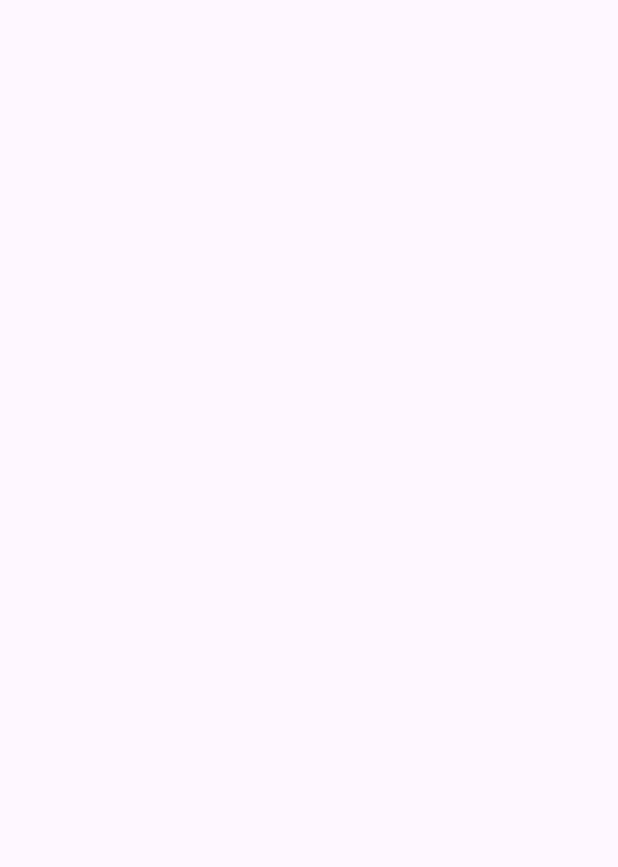
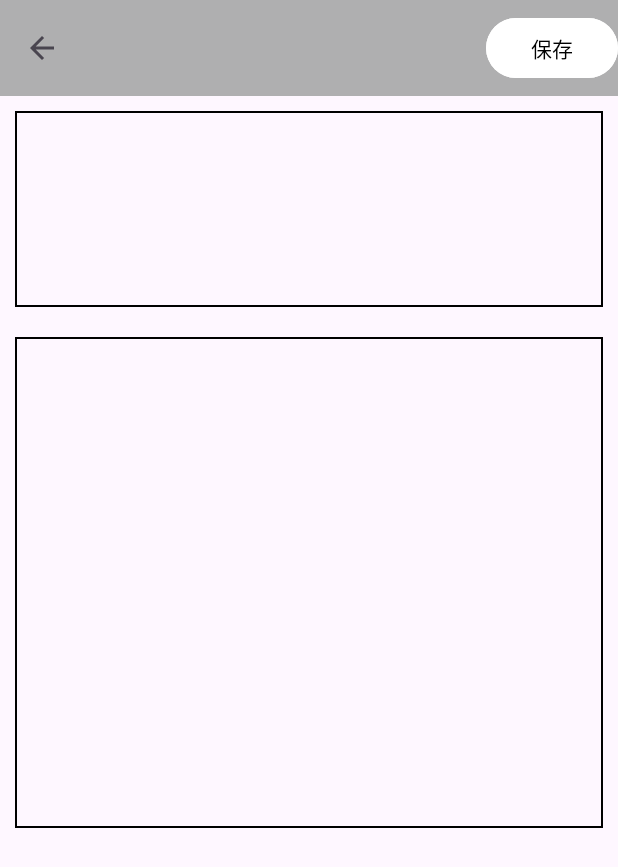
Before and after one commit to Akito626/IssueManager, an Android app: the EditorActivity screen opened directly, with no data from a screen before it, on a phone screen of 412 x 824 dp. Before the commit the part shown is empty. Shown: the top 867 px of the screen. Run offline under Robolectric (Android 15) with nearby library versions, the phone set to English and light mode, and no system bars.

Commit message:
Listの見た目を変更しました。また、EditorActivityにボタンを追加しました。

```diff
--- a/app/src/main/java/com/alha_app/issuemanager/EditorActivity.java
+++ b/app/src/main/java/com/alha_app/issuemanager/EditorActivity.java
@@ -1,9 +1,14 @@
 package com.alha_app.issuemanager;
 
 import androidx.appcompat.app.AppCompatActivity;
+import androidx.appcompat.widget.Toolbar;
 
 import android.os.Bundle;
+import android.view.MenuItem;
+import android.widget.Button;
+import android.widget.EditText;
 import android.widget.TextView;
+import android.widget.Toast;
 
 public class EditorActivity extends AppCompatActivity {
     private IssueManager issueManager;
@@ -13,12 +18,40 @@ public class EditorActivity extends AppCompatActivity {
         super.onCreate(savedInstanceState);
         setContentView(R.layout.activity_editor);
 
+        Toolbar toolbar = findViewById(R.id.toolbar);
+        setSupportActionBar(toolbar);
+        getSupportActionBar().setDisplayShowTitleEnabled(false);
+        getSupportActionBar().setDisplayHomeAsUpEnabled(true);
+
         issueManager = (IssueManager) this.getApplication();
 
-        TextView textView = findViewById(R.id.title_text);
-        textView.setText(issueManager.getIssueTitle());
+        EditText titleText = findViewById(R.id.title_text);
+        titleText.setText(issueManager.getIssueTitle());
 
-        TextView bodyText = findViewById(R.id.body_text);
+        EditText bodyText = findViewById(R.id.body_text);
         bodyText.setText(issueManager.getIssueBody());
+
+        Button saveButton = findViewById(R.id.save_button);
+        saveButton.setOnClickListener(view -> {
+            Toast.makeText(issueManager, "保存しました", Toast.LENGTH_SHORT).show();
+        });
+    }
+
+    @Override
+    public boolean onOptionsItemSelected(MenuItem menuButton){
+        boolean result = true;
+        int buttonId = menuButton.getItemId();
+        switch(buttonId){
+            //戻るボタンが押されたとき
+            case android.R.id.home:
+                //画面を終了させる
+                finish();
+                break;
+            //それ以外の時
+            default:
+                result = super.onOptionsItemSelected(menuButton);
+                break;
+        }
+        return result;
     }
 }
--- /dev/null
+++ b/app/src/main/res/drawable/boader.xml
@@ -0,0 +1,7 @@
+<?xml version="1.0" encoding="utf-8"?>
+<shape xmlns:android="http://schemas.android.com/apk/res/android"
+    android:shape="rectangle" >
+    <stroke
+        android:width="1dp"
+        android:color="#000000" />
+</shape>
--- a/app/src/main/res/layout/activity_editor.xml
+++ b/app/src/main/res/layout/activity_editor.xml
@@ -7,16 +7,45 @@
     tools:context=".EditorActivity"
     android:orientation="vertical">
 
-    <TextView
+    <androidx.appcompat.widget.Toolbar
+        android:id="@+id/toolbar"
+        android:layout_width="match_parent"
+        android:layout_height="wrap_content"
+        android:background="#afafb0">
+
+        <Button
+            android:id="@+id/save_button"
+            android:layout_width="wrap_content"
+            android:layout_height="wrap_content"
+            android:backgroundTint="@color/white"
+            android:text="保存"
+            android:textColor="@color/black"
+            android:layout_gravity="right"/>
+    </androidx.appcompat.widget.Toolbar>
+
+    <EditText
         android:id="@+id/title_text"
         android:layout_width="match_parent"
-        android:layout_height="wrap_content"
-        android:textSize="20dp"/>
+        android:layout_height="0dp"
+        android:layout_weight="0.2"
+        android:textSize="30dp"
+        android:background="@drawable/boader"
+        android:layout_margin="10dp"
+        android:gravity="left|top"/>
 
-    <TextView
+    <EditText
         android:id="@+id/body_text"
         android:layout_width="match_parent"
-        android:layout_height="wrap_content"
-        android:textSize="20dp"/>
+        android:layout_height="0dp"
+        android:layout_weight="0.5"
+        android:textSize="25dp"
+        android:background="@drawable/boader"
+        android:layout_margin="10dp"
+        android:gravity="left|top"/>
+
+    <Space
+        android:layout_width="match_parent"
+        android:layout_height="0dp"
+        android:layout_weight="0.4"/>
 
 </LinearLayout>
```
Also changed, not shown: app/src/main/java/com/alha_app/issuemanager/MainActivity.java (+52 -11 lines), app/src/main/res/layout/activity_main.xml (+10 -3 lines), app/src/main/res/layout/issuelist_item.xml (added, +43 -0 lines).
